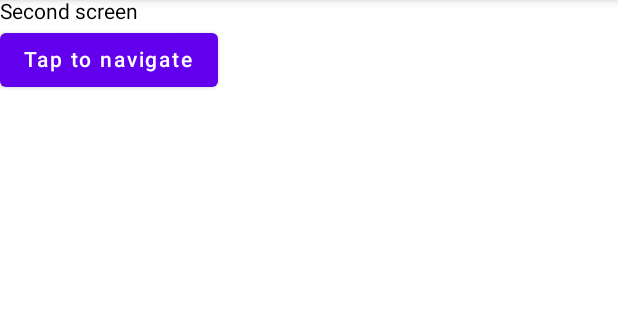
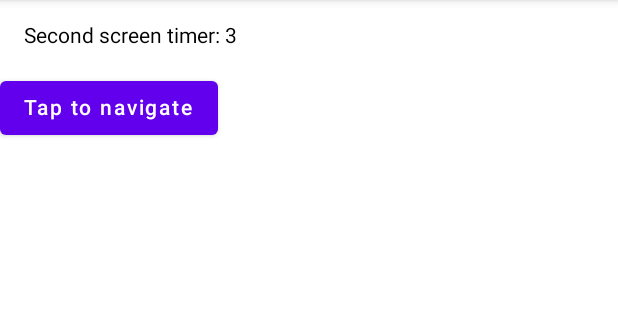
Before and after one commit to appspell/jetpack_compose_navigation_and_dagger_2, an Android app built with Jetpack Compose: the screen it shows after launch (MainActivity), after a tap on "Tap to navigate", on a phone screen of 412 x 824 dp, the part 84-404 px from its top. Run offline under Robolectric (Android 15) with nearby library versions, the phone set to English and light mode, and no system bars; our stand-ins replace Dagger/Hilt's generated code; 1 statement that could not run was skipped.

Commit message:
add logs

```diff
--- a/app/src/main/java/com/appspell/composenavigationanddagger2/MainActivity.kt
+++ b/app/src/main/java/com/appspell/composenavigationanddagger2/MainActivity.kt
@@ -1,8 +1,9 @@
 package com.appspell.composenavigationanddagger2
 
+import android.os.Bundle
+import android.util.Log
+import androidx.activity.compose.setContent
 import androidx.appcompat.app.AppCompatActivity
-import android.os.Bundle
-import androidx.activity.compose.setContent
 import androidx.navigation.compose.NavHost
 import androidx.navigation.compose.composable
 import androidx.navigation.compose.rememberNavController
@@ -18,12 +19,19 @@ class MainActivity : AppCompatActivity() {
     override fun onCreate(savedInstanceState: Bundle?) {
         super.onCreate(savedInstanceState)
 
+        Log.i("COMPNAVILOG", "Activity onCreate")
+
         setContent {
             val navController = rememberNavController()
 
             NavHost(navController, startDestination = NavigationDestination.Screen1.destination) {
                 composable(NavigationDestination.Screen1.destination) {
+
+                    Log.i("COMPNAVILOG", "Navigation Screen1")
+
                     val viewModel: Screen1ViewModel = daggerViewModel {
+                        Log.i("COMPNAVILOG", "create VM: Screen1ViewModel")
+
                         DaggerScreen1Component.builder().build()
                             .getViewModel()
                     }
@@ -34,7 +42,11 @@ class MainActivity : AppCompatActivity() {
                     )
                 }
                 composable(NavigationDestination.Screen2.destination) {
+                    Log.i("COMPNAVILOG", "Navigation Screen2")
+
                     val viewModel: Screen2ViewModel = daggerViewModel {
+                        Log.i("COMPNAVILOG", "create VM: Screen2ViewModel")
+
                         DaggerScreen2Component.builder().build()
                             .getViewModel()
                     }
--- a/app/src/main/java/com/appspell/composenavigationanddagger2/screen1/Screen1.kt
+++ b/app/src/main/java/com/appspell/composenavigationanddagger2/screen1/Screen1.kt
@@ -1,7 +1,9 @@
 package com.appspell.composenavigationanddagger2.screen1
 
+import android.util.Log
 import androidx.compose.foundation.layout.Column
 import androidx.compose.foundation.layout.fillMaxSize
+import androidx.compose.foundation.layout.padding
 import androidx.compose.material.Button
 import androidx.compose.material.Text
 import androidx.compose.runtime.Composable
@@ -9,7 +11,9 @@ import androidx.compose.runtime.collectAsState
 import androidx.compose.runtime.getValue
 import androidx.compose.ui.Modifier
 import androidx.compose.ui.res.stringResource
+import androidx.compose.ui.unit.dp
 import androidx.navigation.NavController
+import androidx.navigation.NavOptionsBuilder
 import androidx.navigation.compose.navigate
 import com.appspell.composenavigationanddagger2.NavigationDestination
 import com.appspell.composenavigationanddagger2.R
@@ -19,13 +23,23 @@ fun Screen1(
     navController: NavController,
     viewModel: Screen1ViewModel
 ) {
+    Log.i("COMPNAVILOG", "Screen1 recreated")
+
     val viewState by viewModel.state.collectAsState()
 
     Column(modifier = Modifier.fillMaxSize()) {
-        Text(text = viewState)
+        Text(text = viewState, modifier = Modifier.padding(16.dp))
 
         Button(onClick = {
-            navController.navigate(NavigationDestination.Screen2.destination)
+            navController.navigate(NavigationDestination.Screen2.destination) {
+                // Pop up to the start destination of the graph to
+                // avoid building up a large stack of destinations
+                // on the back stack as users select items
+                popUpTo = navController.graph.startDestination
+                // Avoid multiple copies of the same destination when
+                // reselecting the same item
+                launchSingleTop = true
+            }
         }) {
             Text(stringResource(R.string.tap_to_navigate))
         }
--- a/app/src/main/java/com/appspell/composenavigationanddagger2/screen1/Screen1ViewModel.kt
+++ b/app/src/main/java/com/appspell/composenavigationanddagger2/screen1/Screen1ViewModel.kt
@@ -1,5 +1,6 @@
 package com.appspell.composenavigationanddagger2.screen1
 
+import android.util.Log
 import androidx.lifecycle.ViewModel
 import kotlinx.coroutines.flow.MutableStateFlow
 import kotlinx.coroutines.flow.StateFlow
@@ -8,4 +9,13 @@ class Screen1ViewModel : ViewModel() {
     private val _state = MutableStateFlow<String>("First screen")
     val state: StateFlow<String>
         get() = _state
+
+    init {
+        Log.i("COMPNAVILOG", "Screen1ViewModel.init")
+    }
+
+    override fun onCleared() {
+        super.onCleared()
+        Log.i("COMPNAVILOG", "Screen1ViewModel.onCleared()")
+    }
 }
--- a/app/src/main/java/com/appspell/composenavigationanddagger2/screen2/Screen2.kt
+++ b/app/src/main/java/com/appspell/composenavigationanddagger2/screen2/Screen2.kt
@@ -1,7 +1,9 @@
 package com.appspell.composenavigationanddagger2.screen2
 
+import android.util.Log
 import androidx.compose.foundation.layout.Column
 import androidx.compose.foundation.layout.fillMaxSize
+import androidx.compose.foundation.layout.padding
 import androidx.compose.material.Button
 import androidx.compose.material.Text
 import androidx.compose.runtime.Composable
@@ -9,6 +11,7 @@ import androidx.compose.runtime.collectAsState
 import androidx.compose.runtime.getValue
 import androidx.compose.ui.Modifier
 import androidx.compose.ui.res.stringResource
+import androidx.compose.ui.unit.dp
 import androidx.navigation.NavController
 import androidx.navigation.compose.navigate
 import com.appspell.composenavigationanddagger2.NavigationDestination
@@ -19,13 +22,23 @@ fun Screen2(
     navController: NavController,
     viewModel: Screen2ViewModel
 ) {
+    Log.i("COMPNAVILOG", "Screen2 recreated")
+
     val viewState by viewModel.state.collectAsState()
 
     Column(modifier = Modifier.fillMaxSize()) {
-        Text(text = viewState)
+        Text(text = viewState, modifier = Modifier.padding(16.dp))
 
         Button(onClick = {
-            navController.navigate(NavigationDestination.Screen1.destination)
+            navController.navigate(NavigationDestination.Screen1.destination) {
+                // Pop up to the start destination of the graph to
+                // avoid building up a large stack of destinations
+                // on the back stack as users select items
+                popUpTo = navController.graph.startDestination
+                // Avoid multiple copies of the same destination when
+                // reselecting the same item
+                launchSingleTop = true
+            }
         }) {
             Text(stringResource(R.string.tap_to_navigate))
         }
--- a/app/src/main/java/com/appspell/composenavigationanddagger2/screen2/Screen2ViewModel.kt
+++ b/app/src/main/java/com/appspell/composenavigationanddagger2/screen2/Screen2ViewModel.kt
@@ -1,12 +1,37 @@
 package com.appspell.composenavigationanddagger2.screen2
 
+import android.util.Log
 import androidx.lifecycle.ViewModel
+import androidx.lifecycle.viewModelScope
+import kotlinx.coroutines.delay
 import kotlinx.coroutines.flow.MutableStateFlow
 import kotlinx.coroutines.flow.StateFlow
+import kotlinx.coroutines.launch
 import javax.inject.Inject
 
 class Screen2ViewModel @Inject constructor() : ViewModel() {
     private val _state = MutableStateFlow<String>("Second screen")
     val state: StateFlow<String>
         get() = _state
+
+    init {
+        Log.i("COMPNAVILOG", "Screen2ViewModel.init")
+
+        // Launch timer to see how our VM works in "background"
+        // when we change screens
+        viewModelScope.launch {
+            var counter = 1L
+            while (true) {
+                counter++
+                _state.value = "Second screen timer: $counter"
+                delay(1000)
+                Log.i("COMPNAVILOG", "Timer: $counter. VM: ${this@Screen2ViewModel}")
+            }
+        }
+    }
+
+    override fun onCleared() {
+        super.onCleared()
+        Log.i("COMPNAVILOG", "Screen2ViewModel.onCleared()")
+    }
 }
--- a/app/src/main/java/com/appspell/composenavigationanddagger2/utils/ViewModel.kt
+++ b/app/src/main/java/com/appspell/composenavigationanddagger2/utils/ViewModel.kt
@@ -4,6 +4,10 @@ import androidx.compose.runtime.Composable
 import androidx.lifecycle.ViewModel
 import androidx.lifecycle.ViewModelProvider
 
+/**
+ * It uses LocalViewModelStoreOwner,
+ * which means the owner may be Activity, Fragment or NavBackStackEntry
+ */
 @Composable
 inline fun <reified T : ViewModel> daggerViewModel(
     key: String? = null,
```
